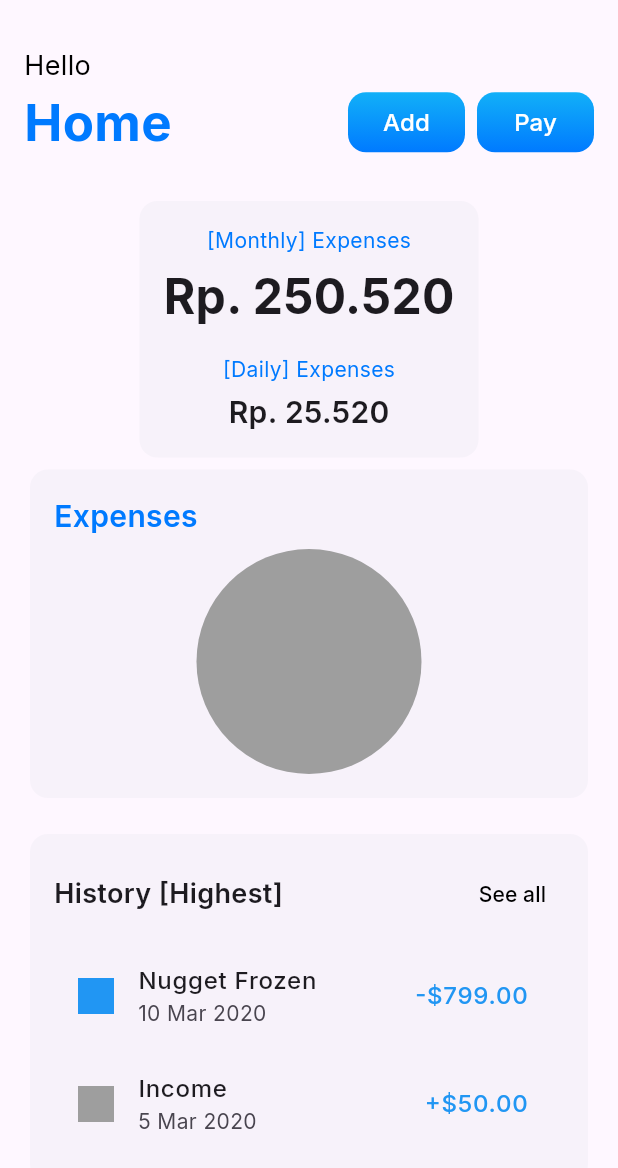
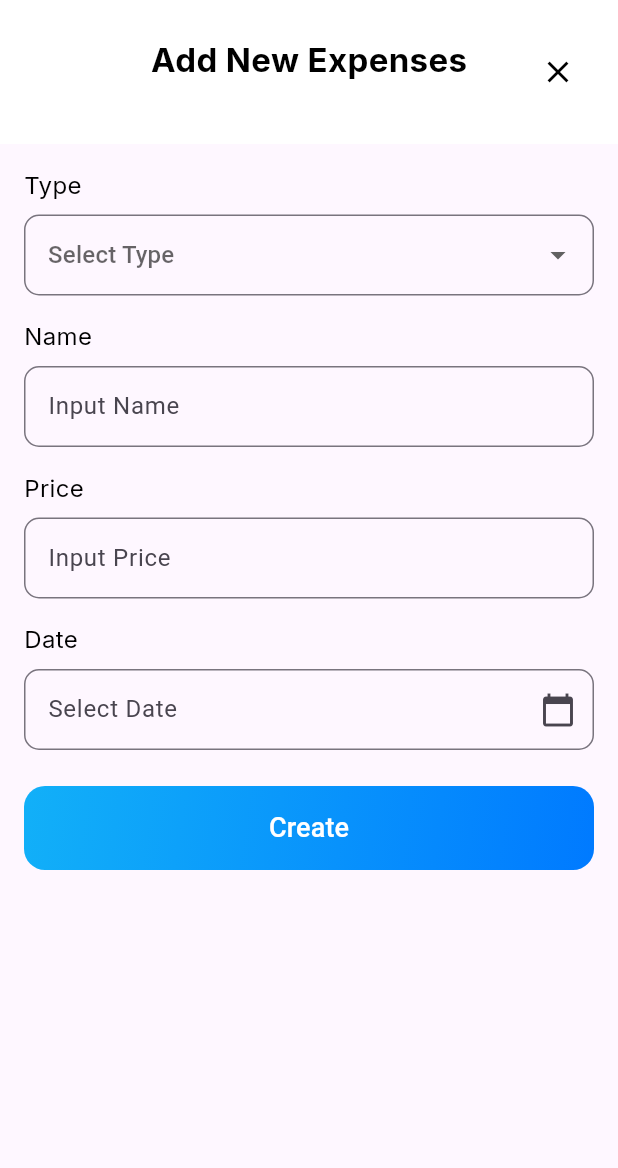
Before and after one commit to Jedy24/finance_tracker, a Flutter app: the DashboardScreen screen opened directly, after a tap on "Add", on a phone screen of 412 x 824 dp. Shown: the top 1168 px of the screen. Run offline on Flutter 3.47's test engine with Material 3 defaults, Android fonts, the phone set to English and light mode, and no system bars; our stand-ins replace google_fonts.

Commit message:
Add new expenses UI

```diff
--- /dev/null
+++ b/lib/add_expenses.dart
@@ -0,0 +1,233 @@
+import 'package:flutter/material.dart';
+import 'package:google_fonts/google_fonts.dart';
+
+class AddExpensesScreen extends StatefulWidget {
+  @override
+  _AddExpensesScreenState createState() => _AddExpensesScreenState();
+}
+
+class _AddExpensesScreenState extends State<AddExpensesScreen> {
+  String? _selectedType; // Dropdown value
+  DateTime? _selectedDate; // DatePicker value
+  final TextEditingController _nameController = TextEditingController();
+  final TextEditingController _priceController = TextEditingController();
+
+  // Function to show DatePicker
+  Future<void> _selectDate(BuildContext context) async {
+    final DateTime? picked = await showDatePicker(
+      context: context,
+      initialDate: DateTime.now(),
+      firstDate: DateTime(2020),
+      lastDate: DateTime(2101),
+    );
+    if (picked != null && picked != _selectedDate) {
+      setState(() {
+        _selectedDate = picked;
+      });
+    }
+  }
+
+  @override
+  Widget build(BuildContext context) {
+    return Scaffold(
+      resizeToAvoidBottomInset: false,
+      body: Column(
+        children: [
+          // Custom Header
+        Container(
+          padding: const EdgeInsets.symmetric(horizontal: 16, vertical: 24),
+          decoration: const BoxDecoration(
+            color: Colors.white,
+          ),
+          child: Stack(
+            children: [
+              Align(
+                alignment: Alignment.center,
+                child: Text(
+                  'Add New Expenses',
+                  style: GoogleFonts.inter(
+                    textStyle: const TextStyle(
+                      fontSize: 22,
+                      fontWeight: FontWeight.bold,
+                      color: Colors.black,
+                    ),
+                  ),
+                ),
+              ),
+              Align(
+                alignment: Alignment.centerRight,
+                child: IconButton(
+                  icon: const Icon(Icons.close, color: Colors.black),
+                  onPressed: () {
+                    Navigator.of(context).pop();
+                  },
+                ),
+              ),
+            ],
+          ),
+        ),
+
+          Expanded(
+            child: Padding(
+              padding: const EdgeInsets.all(16.0),
+              child: Column(
+                crossAxisAlignment: CrossAxisAlignment.start,
+                children: [
+                  // Dropdown for "Type"
+                  Text(
+                    'Type',
+                    style: GoogleFonts.inter(
+                      textStyle: const TextStyle(
+                        fontSize: 16,
+                        color: Colors.black,
+                      ),
+                    ),
+                  ),
+                  const SizedBox(height: 8),
+                  DropdownButtonFormField<String>(
+                    value: _selectedType,
+                    decoration: InputDecoration(
+                      border: OutlineInputBorder(
+                        borderRadius: BorderRadius.circular(10),
+                      ),
+                      contentPadding: const EdgeInsets.symmetric(horizontal: 12, vertical: 15),
+                    ),
+                    hint: const Text('Select Type'),
+                    onChanged: (String? newValue) {
+                      setState(() {
+                        _selectedType = newValue;
+                      });
+                    },
+                    items: <String>['Food', 'Transport', 'Entertainment', 'Other']
+                        .map<DropdownMenuItem<String>>((String value) {
+                      return DropdownMenuItem<String>(
+                        value: value,
+                        child: Text(value),
+                      );
+                    }).toList(),
+                  ),
+                  const SizedBox(height: 16),
+
+                  // Input for "Name"
+                  Text(
+                    'Name',
+                    style: GoogleFonts.inter(
+                      textStyle: const TextStyle(
+                        fontSize: 16,
+                        color: Colors.black,
+                      ),
+                    ),
+                  ),
+                  const SizedBox(height: 8),
+                  TextField(
+                    controller: _nameController,
+                    decoration: InputDecoration(
+                      hintText: 'Input Name',
+                      border: OutlineInputBorder(
+                        borderRadius: BorderRadius.circular(10),
+                      ),
+                      contentPadding: const EdgeInsets.symmetric(horizontal: 12, vertical: 15),
+                    ),
+                  ),
+                  const SizedBox(height: 16),
+
+                  // Input for "Price"
+                  Text(
+                    'Price',
+                    style: GoogleFonts.inter(
+                      textStyle: const TextStyle(
+                        fontSize: 16,
+                        color: Colors.black,
+                      ),
+                    ),
+                  ),
+                  const SizedBox(height: 8),
+                  TextField(
+                    controller: _priceController,
+                    keyboardType: TextInputType.number,
+                    decoration: InputDecoration(
+                      hintText: 'Input Price',
+                      border: OutlineInputBorder(
+                        borderRadius: BorderRadius.circular(10),
+                      ),
+                      contentPadding: const EdgeInsets.symmetric(horizontal: 12, vertical: 15),
+                    ),
+                  ),
+                  const SizedBox(height: 16),
+
+                  // DatePicker for "Date"
+                  Text(
+                    'Date',
+                    style: GoogleFonts.inter(
+                      textStyle: const TextStyle(
+                        fontSize: 16,
+                        color: Colors.black,
+                      ),
+                    ),
+                  ),
+                  const SizedBox(height: 8),
+                  GestureDetector(
+                    onTap: () => _selectDate(context),
+                    child: AbsorbPointer(
+                      child: TextField(
+                        decoration: InputDecoration(
+                          hintText: _selectedDate != null
+                              ? "${_selectedDate!.day}/${_selectedDate!.month}/${_selectedDate!.year}"
+                              : 'Select Date',
+                          suffixIcon: const Icon(Icons.calendar_today),
+                          border: OutlineInputBorder(
+                            borderRadius: BorderRadius.circular(10),
+                          ),
+                          contentPadding: const EdgeInsets.symmetric(horizontal: 12, vertical: 15),
+                        ),
+                      ),
+                    ),
+                  ),
+                  const SizedBox(height: 24),
+
+                  // Button "Create"
+                  Center(
+                    child: Container(
+                      width: double.infinity,
+                      decoration: BoxDecoration(
+                        gradient: const LinearGradient(
+                          colors: [Color(0xFF12B0F8), Color(0xFF007AFF)],
+                          begin: Alignment.topLeft,
+                          end: Alignment.bottomRight,
+                        ),
+                        borderRadius: BorderRadius.circular(14),
+                      ),
+                      child: ElevatedButton(
+                        onPressed: () {
+                          // Logic untuk mengirim data atau menyimpan expenses
+                          // Tambahkan logika di sini
+                        },
+                        style: ElevatedButton.styleFrom(
+                          backgroundColor: Colors.transparent, // Make background transparent
+                          shadowColor: Colors.transparent,
+                          shape: RoundedRectangleBorder(
+                            borderRadius: BorderRadius.circular(14),
+                          ),
+                        ),
+                        child: const Padding(
+                          padding: EdgeInsets.symmetric(vertical: 15.0),
+                          child: Text(
+                            'Create',
+                            style: TextStyle(
+                              fontSize: 18,
+                              color: Colors.white,
+                            ),
+                          ),
+                        ),
+                      ),
+                    ),
+                  ),
+                ],
+              ),
+            ),
+          ),
+        ],
+      ),
+    );
+  }
+}
--- a/lib/dashboard.dart
+++ b/lib/dashboard.dart
@@ -1,6 +1,7 @@
 import 'package:flutter/material.dart';
 import 'package:google_fonts/google_fonts.dart';
 import 'balance.dart';
+import 'add_expenses.dart';
 
 class DashboardScreen extends StatelessWidget {
   @override
@@ -56,7 +57,12 @@ class DashboardScreen extends StatelessWidget {
                                 borderRadius: BorderRadius.circular(12),
                               ),
                               child: TextButton(
-                                onPressed: () {},
+                                onPressed: () {
+                                  Navigator.push(
+                                    context,
+                                    MaterialPageRoute(builder: (context) => AddExpensesScreen()),
+                                  );
+                                },
                                 child: Text(
                                   'Add',
                                   style: GoogleFonts.inter(
--- a/lib/main_screen.dart
+++ b/lib/main_screen.dart
@@ -80,7 +80,7 @@ class FinanceTrackerScreen extends StatelessWidget {
                       ),
                     ),
                     child: const Padding(
-                      padding: const EdgeInsets.symmetric(vertical: 15.0),
+                      padding: EdgeInsets.symmetric(vertical: 15.0),
                       child: Text(
                         'Get Started',
                         style: TextStyle(
```
